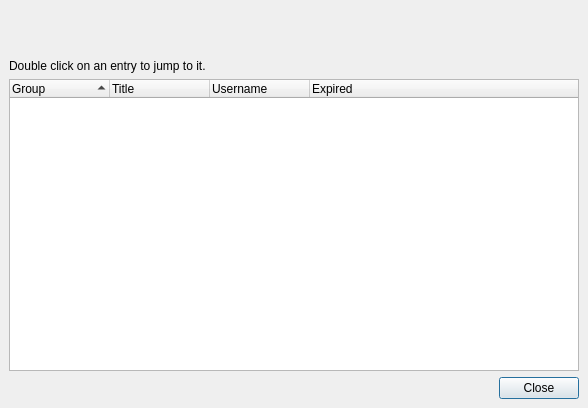
First picture: the form in src/forms/ExpiredEntriesDlg.ui, repository thooge/keepassx1, before the edit.
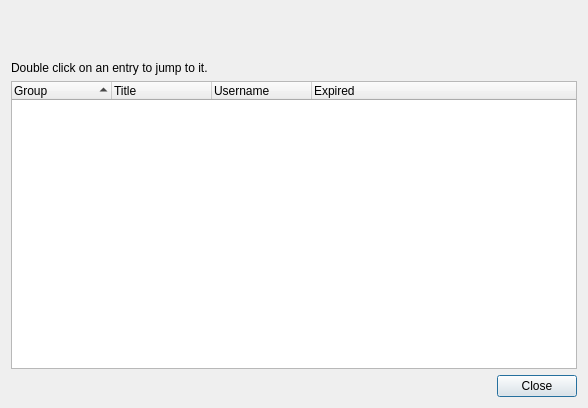
Second picture: the form after the edit.

```diff
--- a/src/forms/ExpiredEntriesDlg.ui
+++ b/src/forms/ExpiredEntriesDlg.ui
@@ -13,9 +13,6 @@
    <string>Expired Entries</string>
   </property>
   <layout class="QVBoxLayout" >
-   <property name="margin" >
-    <number>9</number>
-   </property>
    <property name="spacing" >
     <number>6</number>
    </property>
```
